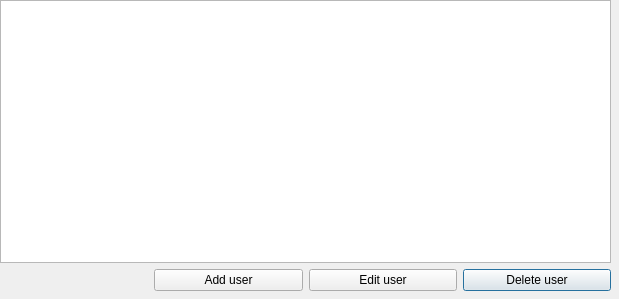
hyakkyy/callCenter, file src/lib/users_table.ui: the form before one commit.
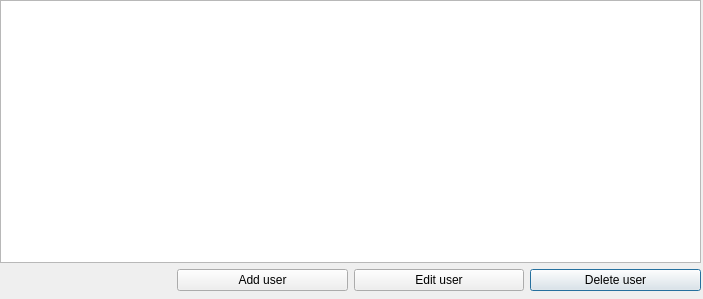
The form after the commit.

Patch:
```diff
--- a/src/lib/users_table.ui
+++ b/src/lib/users_table.ui
@@ -6,7 +6,7 @@
    <rect>
     <x>0</x>
     <y>0</y>
-    <width>619</width>
+    <width>703</width>
     <height>299</height>
    </rect>
   </property>
@@ -18,7 +18,7 @@
     <rect>
      <x>0</x>
      <y>0</y>
-     <width>611</width>
+     <width>701</width>
      <height>291</height>
     </rect>
    </property>
```
